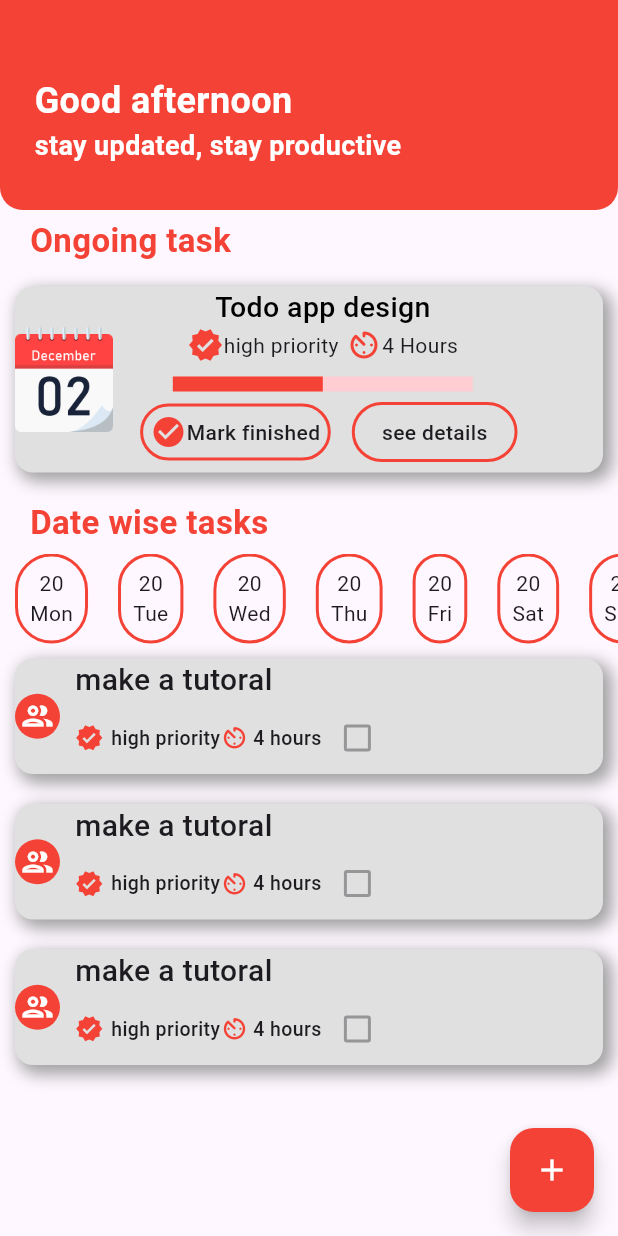
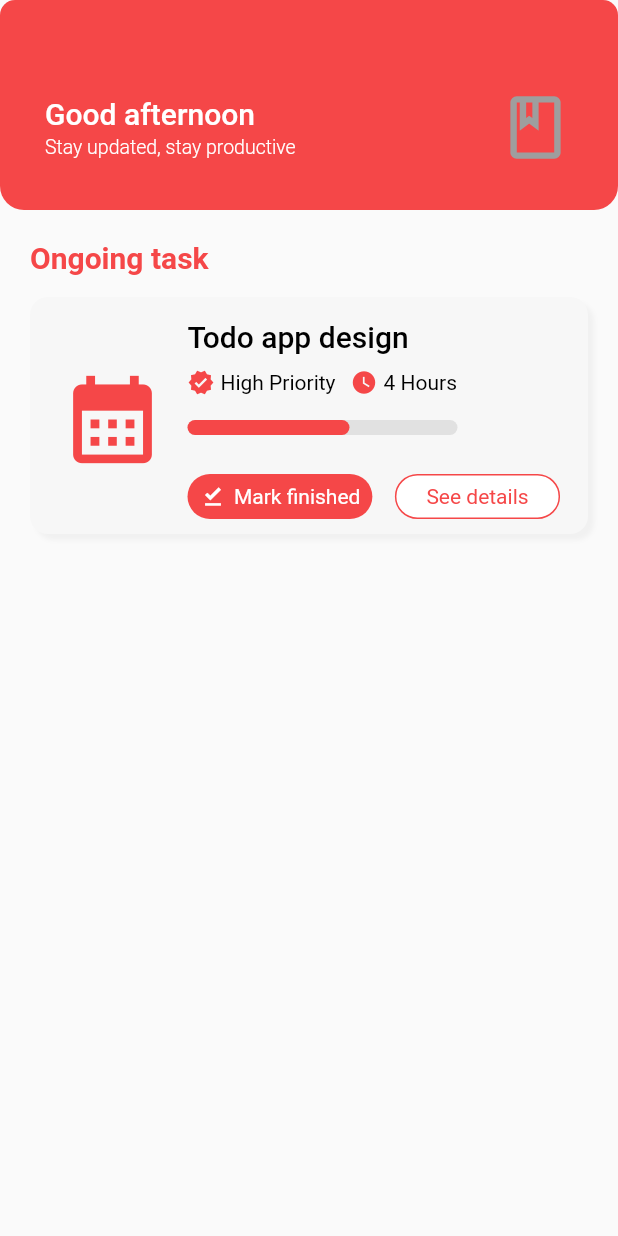
Before and after one commit to samuelsakiro/planner, a Flutter app: the screen it shows after launch, on a phone screen of 412 x 824 dp. Run offline on Flutter 3.47's test engine with Material 3 defaults, Android fonts, the phone set to English and light mode, and no system bars; drawn by our look-alikes of percent_indicator.

Commit message:
<fix>: UI and provider fixed

```diff
--- a/lib/main.dart
+++ b/lib/main.dart
@@ -1,6 +1,7 @@
 import 'package:flutter/material.dart';
 import 'package:planner_app/modules/taskData.dart';
 import 'package:planner_app/pages/task_screen.dart';
+import 'package:planner_app/views/task_view/task_view.dart';
 import 'package:provider/provider.dart';
 
 void main() {
@@ -12,11 +13,11 @@ class MyApp extends StatelessWidget {
 
   @override
   Widget build(BuildContext context) {
-    return ChangeNotifierProvider(
-      create: (context) => TaskData(),
-      child: MaterialApp(
-        home: TaskScreen(),
+    return MaterialApp(
+      theme: ThemeData.light(
+        useMaterial3: false,
       ),
+      home: const TaskView(),
     );
   }
 }
--- a/lib/modules/taskData.dart
+++ b/lib/modules/taskData.dart
@@ -1,16 +1,42 @@
 import 'package:flutter/material.dart';
 
-class TaskData extends ChangeNotifier {
-  final _taskList = [
-    ['make a tutoral', false],
-    ['make a tutoral', false],
-    ['make a tutoral', false],
+class TaskProvider extends ChangeNotifier {
+  static final taskList = [
+    const TaskModel(id: 1, title: 'Make my bed', isFinished: false),
+    const TaskModel(id: 2, title: 'Walk the dog', isFinished: false),
+    const TaskModel(id: 3, title: 'Prepare breakfast', isFinished: false),
   ];
 
-  get taskList => _taskList;
+  //get taskList => _taskList;
 
-  void boxStateChanged(bool? value,) {
-    taskList[1] = !taskList[1];
+  void boxStateChanged(bool isFinished, int index) {
+    taskList[index] = taskList[index].copyWith(isFinished: isFinished);
     notifyListeners();
   }
 }
+
+class TaskModel {
+  final int id;
+  final String title;
+  final bool isFinished;
+
+  const TaskModel({
+    required this.id,
+    required this.title,
+    required this.isFinished,
+  });
+
+  TaskModel copyWith({
+    int? id,
+    String? title,
+    bool? isFinished,
+  }) {
+
+    print('>>> COPY WITH >> $isFinished');
+    return TaskModel(
+      id: id ?? this.id,
+      title: title ?? this.title,
+      isFinished: isFinished ?? this.isFinished,
+    );
+  }
+}
--- a/lib/pages/task_screen.dart
+++ b/lib/pages/task_screen.dart
@@ -24,7 +24,9 @@ class TaskScreen extends StatelessWidget {
           color: Colors.white,
         ),
       ),
-      body: Column(
+      body: ChangeNotifierProvider(
+        create: (context) => TaskProvider(),
+        child: Column(
           crossAxisAlignment: CrossAxisAlignment.start,
           children: [
             AppBarContent(),
@@ -43,20 +45,35 @@ class TaskScreen extends StatelessWidget {
                 ],
               ),
             ),
-          Expanded(child: Container(
-            child: Consumer<TaskData>(builder:(context, value, child){
+            Expanded(
+              child: Container(
+                child: Consumer<TaskProvider>(
+                  builder: (context, taskData, child) {
+                    final List<TaskModel> tasks = TaskProvider.taskList;
+
                     return ListView.builder(
-                itemCount: value.taskList.length,
+                      itemCount: tasks.length,
                       itemBuilder: (context, index) {
-                return Container(child: TaskTile(onChanged: Provider.of<TaskData>(context).boxStateChanged(false)
-                , taskCompleted: value.taskList[index][1], taskName: value.taskList[index][0]),);
-              });
-            }
+                        return Container(
+                          child: TaskTile(
+                            onChanged: (value) {
+                              final isFinished = tasks[index].isFinished;
 
-
+                              return taskData
+                                  .boxStateChanged(!isFinished, index);
+                            },
+                            taskCompleted: tasks[index].isFinished,
+                            taskName: tasks[index].title,
                           ),
-          ),)
+                        );
+                      },
+                    );
+                  },
+                ),
+              ),
+            )
           ],
+        ),
       ),
     );
   }
--- /dev/null
+++ b/lib/views/task_view/task_view.dart
@@ -0,0 +1,52 @@
+import 'package:flutter/material.dart';
+import 'package:flutter/services.dart';
+import 'package:planner_app/views/task_view/widgets/ongoing_task_container.dart';
+
+import 'widgets/header_app_bar.dart';
+
+class TaskView extends StatelessWidget {
+  const TaskView({super.key});
+
+  @override
+  Widget build(BuildContext context) {
+    return AnnotatedRegion<SystemUiOverlayStyle>(
+      value: SystemUiOverlayStyle(
+        statusBarIconBrightness: Brightness.dark,
+        statusBarColor: Colors.transparent,
+      ),
+      child: Scaffold(
+        body: Column(
+          crossAxisAlignment: CrossAxisAlignment.stretch,
+          children: [
+            HeaderAppBar(),
+            Expanded(
+              child: SingleChildScrollView(
+                child: Padding(
+                  padding: const EdgeInsets.symmetric(
+                    horizontal: 20,
+                  ),
+                  child: Column(
+                    crossAxisAlignment: CrossAxisAlignment.start,
+                    children: [
+                      SizedBox(height: 20),
+                      Text(
+                        'Ongoing task',
+                        style: TextStyle(
+                          fontSize: 20,
+                          fontWeight: FontWeight.w700,
+                          color: Color(0xFFF54748),
+                        ),
+                      ),
+                      SizedBox(height: 15),
+                      OnGoingTaskContainer(),
+                    ],
+                  ),
+                ),
+              ),
+            ),
+          ],
+        ),
+      ),
+    );
+  }
+}
--- /dev/null
+++ b/lib/views/task_view/widgets/header_app_bar.dart
@@ -0,0 +1,58 @@
+import 'package:flutter/material.dart';
+
+class HeaderAppBar extends StatelessWidget {
+  const HeaderAppBar({super.key});
+
+  @override
+  Widget build(BuildContext context) {
+    return Container(
+      padding: const EdgeInsets.only(
+        bottom: 30,
+        left: 30,
+        right: 30,
+        top: 60,
+      ),
+      decoration: const BoxDecoration(
+        color: Color(0xFFF54748),
+        borderRadius: BorderRadius.only(
+          topLeft: Radius.circular(10),
+          topRight: Radius.circular(10),
+          bottomLeft: Radius.circular(16),
+          bottomRight: Radius.circular(16),
+        ),
+      ),
+      child: const Row(
+        mainAxisAlignment: MainAxisAlignment.spaceBetween,
+        children: [
+          Column(
+            crossAxisAlignment: CrossAxisAlignment.start,
+            children: [
+              Text(
+                'Good afternoon',
+                style: TextStyle(
+                  fontSize: 20,
+                  fontWeight: FontWeight.w500,
+                  color: Colors.white,
+                ),
+              ),
+              SizedBox(height: 3),
+              Text(
+                'Stay updated, stay productive',
+                style: TextStyle(
+                  fontSize: 13,
+                  fontWeight: FontWeight.w300,
+                  color: Colors.white,
+                ),
+              ),
+            ],
+          ),
+          Icon(
+            Icons.book_outlined,
+            color: Colors.grey,
+            size: 50,
+          ),
+        ],
+      ),
+    );
+  }
+}
--- /dev/null
+++ b/lib/views/task_view/widgets/ongoing_task_container.dart
@@ -0,0 +1,165 @@
+import 'package:flutter/material.dart';
+
+class OnGoingTaskContainer extends StatelessWidget {
+  const OnGoingTaskContainer({super.key});
+
+  @override
+  Widget build(BuildContext context) {
+    return Container(
+      decoration: BoxDecoration(
+        color: const Color(0xFFF7F7F7),
+        borderRadius: BorderRadius.circular(12),
+        boxShadow: [
+          BoxShadow(
+            color: Colors.grey.withOpacity(0.1),
+            offset: const Offset(4, 4),
+            blurRadius: 2,
+          ),
+        ],
+      ),
+      padding: const EdgeInsets.only(
+        left: 20,
+        right: 10,
+        top: 15,
+        bottom: 10,
+      ),
+      child: Row(
+        children: [
+          const Icon(
+            Icons.calendar_month,
+            color: Color(0xFFF54748),
+            size: 70,
+          ),
+          const SizedBox(width: 15),
+          Column(
+            crossAxisAlignment: CrossAxisAlignment.start,
+            children: [
+              const Text(
+                'Todo app design',
+                style: TextStyle(
+                  fontSize: 20,
+                  fontWeight: FontWeight.w500,
+                  color: Colors.black,
+                ),
+              ),
+              const SizedBox(height: 10),
+              Row(
+                children: [
+                  _buildTaskData(
+                    icon: Icons.verified,
+                    text: 'High Priority',
+                  ),
+                  const SizedBox(width: 10),
+                  _buildTaskData(
+                    icon: Icons.watch_later,
+                    text: '4 Hours',
+                  ),
+                ],
+              ),
+              const SizedBox(height: 16),
+              SizedBox(
+                width: 180,
+                child: LinearProgressIndicator(
+                  value: 0.6,
+                  borderRadius: BorderRadius.circular(100),
+                  minHeight: 10,
+                  valueColor: const AlwaysStoppedAnimation<Color>(
+                    Color(0xFFF54748),
+                  ),
+                  backgroundColor: const Color(0xFFE1E1E1),
+                ),
+              ),
+              const SizedBox(height: 26),
+              Row(
+                children: [
+                  _buildMarkAsReadButton(),
+                  const SizedBox(width: 15),
+                  _buildSeeDetailButton(),
+                ],
+              ),
+            ],
+          ),
+        ],
+      ),
+    );
+  }
+
+  _buildTaskData({
+    required IconData icon,
+    required String text,
+  }) {
+    return Row(
+      children: [
+        Icon(
+          icon,
+          color: const Color(0xFFF54748),
+          size: 18,
+        ),
+        const SizedBox(width: 4),
+        Text(
+          text,
+          style: const TextStyle(
+            fontSize: 14,
+            fontWeight: FontWeight.w400,
+            color: Colors.black,
+          ),
+        ),
+      ],
+    );
+  }
+
+  _buildMarkAsReadButton() {
+    return Container(
+      decoration: BoxDecoration(
+        borderRadius: BorderRadius.circular(1000),
+        color: const Color(0xFFF54748),
+      ),
+      padding: const EdgeInsets.symmetric(
+        vertical: 6,
+        horizontal: 8,
+      ),
+      child: const Row(
+        children: [
+          Icon(
+            Icons.download_done_outlined,
+            color: Colors.white,
+            size: 18,
+          ),
+          SizedBox(width: 5),
+          Text(
+            'Mark finished',
+            style: TextStyle(
+              fontSize: 14,
+              fontWeight: FontWeight.w400,
+              color: Colors.white,
+            ),
+          ),
+        ],
+      ),
+    );
+  }
+
+  _buildSeeDetailButton() {
+    return Container(
+      decoration: BoxDecoration(
+        borderRadius: BorderRadius.circular(1000),
+        color: Colors.white,
+        border: Border.all(color: const Color(0xFFF54748),),
+      ),
+      padding: const EdgeInsets.symmetric(
+        vertical: 6,
+        horizontal: 20,
+      ),
+      child: const Center(
+        child: Text(
+          'See details',
+          style: TextStyle(
+            fontSize: 14,
+            fontWeight: FontWeight.w400,
+            color: Color(0xFFF54748),
+          ),
+        ),
+      ),
+    );
+  }
+}
```
Lines whose indentation alone changed are shown as unchanged.
